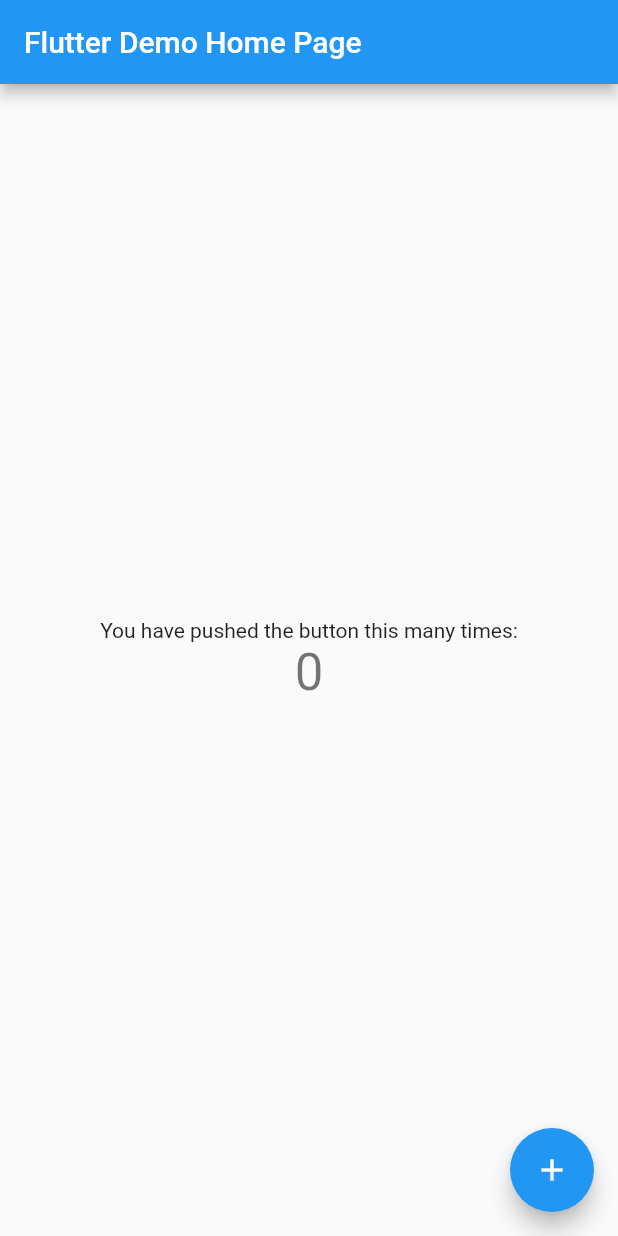
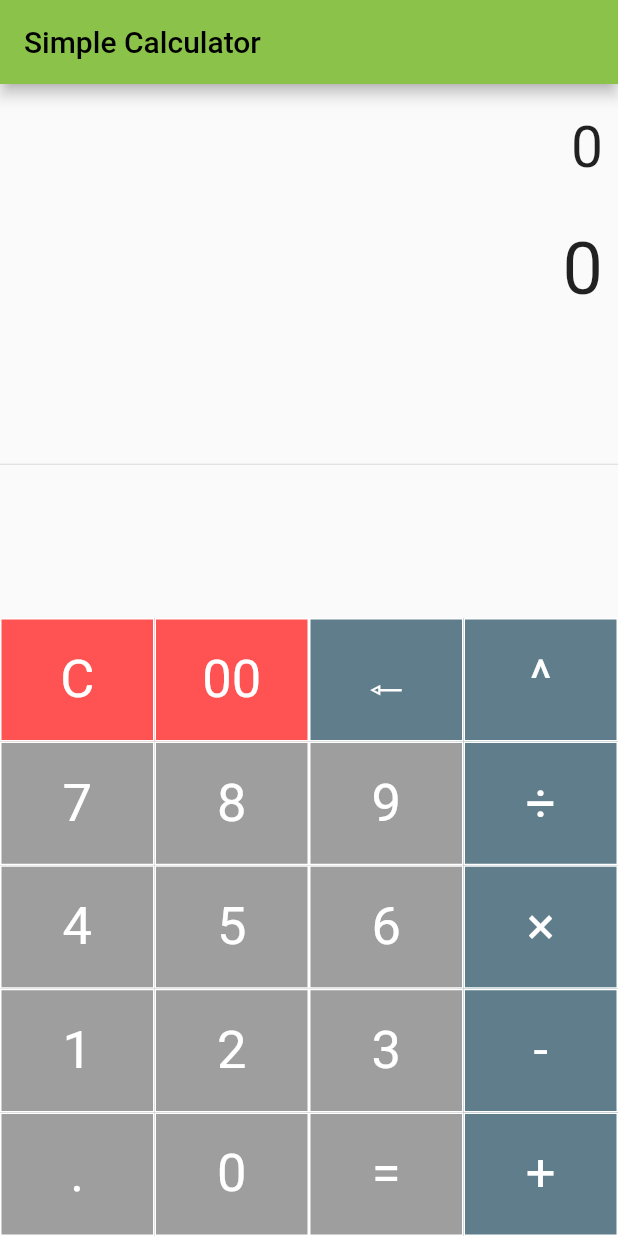
Before and after one commit to abhizaan/MyCalc, a Flutter app: the screen it shows after launch, on a phone screen of 412 x 824 dp. Run offline on Flutter 3.47's test engine with Material 2 defaults, Android fonts, the phone set to English and light mode, and no system bars; our stand-ins replace math_expressions.

Commit message:
Update main.dart

```diff
--- a/lib/main.dart
+++ b/lib/main.dart
@@ -1,115 +1,175 @@
 import 'package:flutter/material.dart';
+import 'package:math_expressions/math_expressions.dart';
+void main(){
+  runApp( const MyCalc());
+}
+class MyCalc extends StatelessWidget{
+  const MyCalc({Key? key}) : super(key: key);
 
-void main() {
-  runApp(const MyApp());
-}
-
-class MyApp extends StatelessWidget {
-  const MyApp({Key? key}) : super(key: key);
-
-  // This widget is the root of your application.
   @override
   Widget build(BuildContext context) {
   return MaterialApp(
-      title: 'Flutter Demo',
-      theme: ThemeData(
-        // This is the theme of your application.
-        //
-        // Try running your application with "flutter run". You'll see the
-        // application has a blue toolbar. Then, without quitting the app, try
-        // changing the primarySwatch below to Colors.green and then invoke
-        // "hot reload" (press "r" in the console where you ran "flutter run",
-        // or simply save your changes to "hot reload" in a Flutter IDE).
-        // Notice that the counter didn't reset back to zero; the application
-        // is not restarted.
-        primarySwatch: Colors.blue,
-      ),
-      home: const MyHomePage(title: 'Flutter Demo Home Page'),
+    debugShowCheckedModeBanner: false,
+    title:'BigCalc',
+      theme: ThemeData(primarySwatch: Colors.lightGreen),
+    home:const SimpleCalculator(),
   );
   }
 }
 
-class MyHomePage extends StatefulWidget {
-  const MyHomePage({Key? key, required this.title}) : super(key: key);
-
-  // This widget is the home page of your application. It is stateful, meaning
-  // that it has a State object (defined below) that contains fields that affect
-  // how it looks.
-
-  // This class is the configuration for the state. It holds the values (in this
-  // case the title) provided by the parent (in this case the App widget) and
-  // used by the build method of the State. Fields in a Widget subclass are
-  // always marked "final".
-
-  final String title;
+class SimpleCalculator extends StatefulWidget{
+  const SimpleCalculator({Key? key}) : super(key: key);
 
   @override
-  State<MyHomePage> createState() => _MyHomePageState();
+  _SimpleCalculatorState createState() => _SimpleCalculatorState();
 }
+  class  _SimpleCalculatorState extends State<SimpleCalculator>{
+  String equation="0";
+  String result="0";
+  String expression="";
+  double equationFontSize=38.0;
+  double resultFontSize=48.0;
 
-class _MyHomePageState extends State<MyHomePage> {
-  int _counter = 0;
 
-  void _incrementCounter() {
+
+  buttonPressed(String buttonText){
     setState(() {
-      // This call to setState tells the Flutter framework that something has
-      // changed in this State, which causes it to rerun the build method below
-      // so that the display can reflect the updated values. If we changed
-      // _counter without calling setState(), then the build method would not be
-      // called again, and so nothing would appear to happen.
-      _counter++;
-    });
+      if(buttonText=="C"){
+        equation="0";
+        result="0";
+        equationFontSize=38.0;
+        resultFontSize=48.0;
+
+      }else if(buttonText=="⇽"){
+        equationFontSize=38.0;
+        resultFontSize=48.0;
+        equation= equation.substring(0,equation.length-1);
+        if (equation == ""){
+          equation = "0";
         }
+      }else if(buttonText == "="){
+        equationFontSize=38.0;
+        resultFontSize=48.0;
+        expression=equation;
+        expression=expression.replaceAll('×', '*');
+        expression=expression.replaceAll('÷','/');
+        try{
+          Parser p=Parser();
+          Expression exp=p.parse(expression);
+          ContextModel cm=ContextModel();
+          result='${exp.evaluate(EvaluationType.REAL,cm)}';
+}
+catch(e){
+          result="Error";
+}
+      }else {
+        if(equation == "0"){
+          equation= buttonText;
+        }else{
+        equation = equation+ buttonText;
+      }
+    }});
 
+  }
+  Widget buildButton (String buttonText, double buttonHeight, Color buttonColor){
+    return Container(
+      height: MediaQuery.of(context).size.height*0.1*buttonHeight,
+      color:buttonColor,
+      child:FlatButton(
+          shape: RoundedRectangleBorder(
+              borderRadius: BorderRadius.circular(0.0),
+              side: const BorderSide(color: Colors.white,
+                  width: 1,
+                  style: BorderStyle.solid
+              )
+          ),
+          padding:const EdgeInsets.all(16.0),
+          onPressed: () => buttonPressed(buttonText),
+          child:Text(
+            buttonText,
+            style:const TextStyle(
+                fontSize: 35.0,
+                fontWeight:FontWeight.normal,
+                color:Colors.white
+    ),
+          )
+      ),
+    );
+  }
   @override
   Widget build(BuildContext context) {
-    // This method is rerun every time setState is called, for instance as done
-    // by the _incrementCounter method above.
-    //
-    // The Flutter framework has been optimized to make rerunning build methods
-    // fast, so that you can just rebuild anything that needs updating rather
-    // than having to individually change instances of widgets.
     return Scaffold(
-      appBar: AppBar(
-        // Here we take the value from the MyHomePage object that was created by
-        // the App.build method, and use it to set our appbar title.
-        title: Text(widget.title),
+      appBar: AppBar(title: const Text("Simple Calculator")),
+      body: Column(
+      children:<Widget> [
+
+        Container(
+          alignment: Alignment.centerRight,
+          padding: const EdgeInsets.fromLTRB(10,20,10,0),
+            child:Text(equation,style:TextStyle(fontSize:equationFontSize),),
         ),
-      body: Center(
-        // Center is a layout widget. It takes a single child and positions it
-        // in the middle of the parent.
-        child: Column(
-          // Column is also a layout widget. It takes a list of children and
-          // arranges them vertically. By default, it sizes itself to fit its
-          // children horizontally, and tries to be as tall as its parent.
-          //
-          // Invoke "debug painting" (press "p" in the console, choose the
-          // "Toggle Debug Paint" action from the Flutter Inspector in Android
-          // Studio, or the "Toggle Debug Paint" command in Visual Studio Code)
-          // to see the wireframe for each widget.
-          //
-          // Column has various properties to control how it sizes itself and
-          // how it positions its children. Here we use mainAxisAlignment to
-          // center the children vertically; the main axis here is the vertical
-          // axis because Columns are vertical (the cross axis would be
-          // horizontal).
+        Container(
+          alignment: Alignment.centerRight,
+          padding: const EdgeInsets.fromLTRB(10,30,10,0),
+          child:Text(result,style:TextStyle(fontSize: resultFontSize),),
+        ),
+          const Expanded(
+            child:Divider(),
+          ),
+          Row(
             mainAxisAlignment: MainAxisAlignment.center,
-          children: <Widget>[
-            const Text(
-              'You have pushed the button this many times:',
+            children:<Widget> [
+              SizedBox(
+                width: MediaQuery.of(context).size.width*1,
+                child:Table(
+                  children:[
+                    TableRow(
+                      children: [
+                        buildButton("C",1,Colors.redAccent),
+                        buildButton("00",1,Colors.redAccent),
+                        buildButton("⇽",1,Colors.blueGrey),
+                        buildButton("^",1,Colors.blueGrey),
+                      ]
     ),
-            Text(
-              '$_counter',
-              style: Theme.of(context).textTheme.headline4,
+                    TableRow(
+                        children: [
+                          buildButton("7",1,Colors.grey),
+                          buildButton("8",1,Colors.grey),
+                          buildButton("9",1,Colors.grey),
+                          buildButton("÷",1,Colors.blueGrey),
+                        ]
+                    ),
+                    TableRow(
+                        children: [
+                          buildButton("4",1,Colors.grey),
+                          buildButton("5",1,Colors.grey),
+                          buildButton("6",1,Colors.grey),
+                          buildButton("×",1,Colors.blueGrey),
+                        ]
+                    ),
+                    TableRow(
+                        children: [
+                          buildButton("1",1,Colors.grey),
+                          buildButton("2",1,Colors.grey),
+                          buildButton("3",1,Colors.grey),
+                          buildButton("-",1,Colors.blueGrey),
+                        ]
+                    ),
+                    TableRow(
+                        children: [
+                          buildButton(".",1,Colors.grey),
+                          buildButton("0",1,Colors.grey),
+                          buildButton("=",1,Colors.grey),
+                          buildButton("+",1,Colors.blueGrey),
+                        ]
                     ),
                   ],
                 ),
               ),
-      floatingActionButton: FloatingActionButton(
-        onPressed: _incrementCounter,
-        tooltip: 'Increment',
-        child: const Icon(Icons.add),
-      ), // This trailing comma makes auto-formatting nicer for build methods.
+
+            ],
+          ),
+      ],
+      ),
     );
-  }
-}
+  }}
```
Lines whose indentation alone changed are shown as unchanged.
